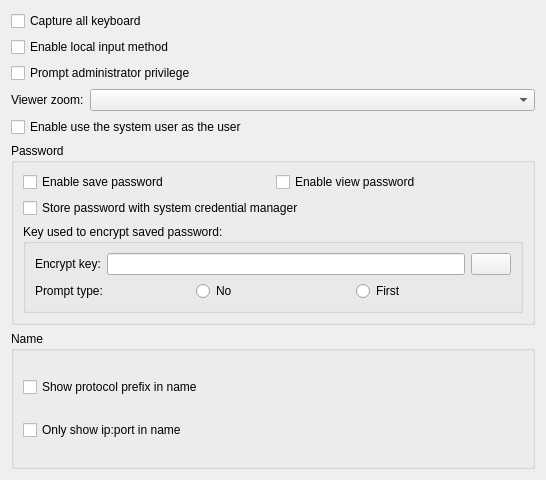
Qt form Src/ParameterCompone/ParameterPluginUI.ui (KangLin/RabbitRemoteControl) before a commit.
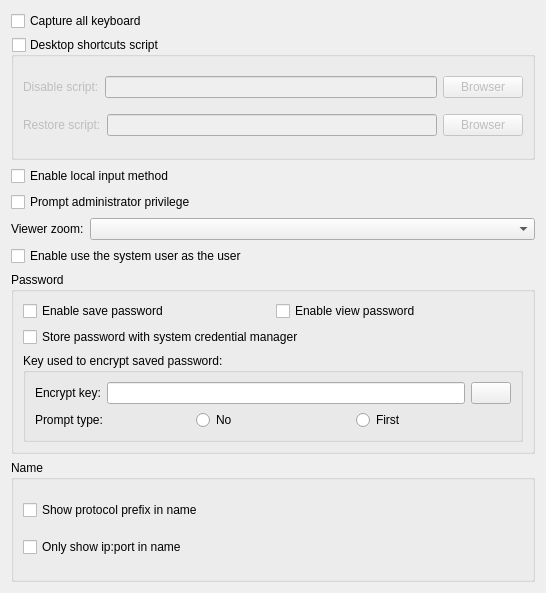
The same form after that commit. Icons and pictures are not drawn.

Commit message: Plugin: refactor hook

Patch:
```diff
--- a/Src/ParameterCompone/ParameterPluginUI.ui
+++ b/Src/ParameterCompone/ParameterPluginUI.ui
@@ -7,28 +7,14 @@
     <x>0</x>
     <y>0</y>
     <width>546</width>
-    <height>480</height>
+    <height>593</height>
    </rect>
   </property>
   <property name="windowTitle">
    <string>Plugin</string>
   </property>
   <layout class="QGridLayout" name="gridLayout">
-   <item row="0" column="0">
-    <widget class="QCheckBox" name="cbCaptureAllKeyboard">
-     <property name="text">
-      <string>Capture all keyboard</string>
-     </property>
-    </widget>
-   </item>
-   <item row="4" column="0">
-    <widget class="QCheckBox" name="cbEnableUserName">
-     <property name="text">
-      <string>Enable use the system user as the user</string>
-     </property>
-    </widget>
-   </item>
-   <item row="5" column="0">
+   <item row="6" column="0">
     <widget class="QGroupBox" name="groupBox">
      <property name="title">
       <string>Password</string>
@@ -145,7 +131,51 @@
      </layout>
     </widget>
    </item>
-   <item row="3" column="0">
+   <item row="8" column="0">
+    <widget class="QGroupBox" name="groupBox_2">
+     <property name="title">
+      <string>Name</string>
+     </property>
+     <layout class="QGridLayout" name="gridLayout_4">
+      <item row="0" column="0">
+       <widget class="QCheckBox" name="cbShowPrefix">
+        <property name="text">
+         <string>Show protocol prefix in name</string>
+        </property>
+       </widget>
+      </item>
+      <item row="1" column="0">
+       <widget class="QCheckBox" name="cbShowIPPort">
+        <property name="text">
+         <string>Only show ip:port in name</string>
+        </property>
+       </widget>
+      </item>
+     </layout>
+    </widget>
+   </item>
+   <item row="0" column="0">
+    <widget class="QCheckBox" name="cbCaptureAllKeyboard">
+     <property name="text">
+      <string>Capture all keyboard</string>
+     </property>
+    </widget>
+   </item>
+   <item row="5" column="0">
+    <widget class="QCheckBox" name="cbEnableUserName">
+     <property name="text">
+      <string>Enable use the system user as the user</string>
+     </property>
+    </widget>
+   </item>
+   <item row="2" column="0">
+    <widget class="QCheckBox" name="cbEnableLocalInputMethod">
+     <property name="text">
+      <string>Enable local input method</string>
+     </property>
+    </widget>
+   </item>
+   <item row="4" column="0">
     <layout class="QHBoxLayout" name="horizontalLayout">
      <item>
       <widget class="QLabel" name="label">
@@ -172,43 +202,70 @@
      </item>
     </layout>
    </item>
-   <item row="2" column="0">
+   <item row="1" column="0">
+    <widget class="QGroupBox" name="gpDesktopShortcutsSctipt">
+     <property name="title">
+      <string>Desktop shortcuts script</string>
+     </property>
+     <property name="checkable">
+      <bool>true</bool>
+     </property>
+     <property name="checked">
+      <bool>false</bool>
+     </property>
+     <layout class="QGridLayout" name="gridLayout_5">
+      <item row="0" column="0">
+       <layout class="QHBoxLayout" name="horizontalLayout_4">
+        <item>
+         <widget class="QLabel" name="label_4">
+          <property name="text">
+           <string>Disable script:</string>
+          </property>
+         </widget>
+        </item>
+        <item>
+         <widget class="QLineEdit" name="leDesktopShortcutsDisableScript"/>
+        </item>
+        <item>
+         <widget class="QPushButton" name="pbDesktopShortcutsDisable">
+          <property name="text">
+           <string>Browser</string>
+          </property>
+         </widget>
+        </item>
+       </layout>
+      </item>
+      <item row="1" column="0">
+       <layout class="QHBoxLayout" name="horizontalLayout_6">
+        <item>
+         <widget class="QLabel" name="label_5">
+          <property name="text">
+           <string>Restore script:</string>
+          </property>
+         </widget>
+        </item>
+        <item>
+         <widget class="QLineEdit" name="leDesktopShortcutsRestoreScript"/>
+        </item>
+        <item>
+         <widget class="QPushButton" name="pbDesktopShortcutsRestore">
+          <property name="text">
+           <string>Browser</string>
+          </property>
+         </widget>
+        </item>
+       </layout>
+      </item>
+     </layout>
+    </widget>
+   </item>
+   <item row="3" column="0">
     <widget class="QCheckBox" name="cbPromptAdminPrivilege">
      <property name="text">
       <string>Prompt administrator privilege</string>
      </property>
     </widget>
    </item>
-   <item row="7" column="0">
-    <widget class="QGroupBox" name="groupBox_2">
-     <property name="title">
-      <string>Name</string>
-     </property>
-     <layout class="QGridLayout" name="gridLayout_4">
-      <item row="0" column="0">
-       <widget class="QCheckBox" name="cbShowPrefix">
-        <property name="text">
-         <string>Show protocol prefix in name</string>
-        </property>
-       </widget>
-      </item>
-      <item row="1" column="0">
-       <widget class="QCheckBox" name="cbShowIPPort">
-        <property name="text">
-         <string>Only show ip:port in name</string>
-        </property>
-       </widget>
-      </item>
-     </layout>
-    </widget>
-   </item>
-   <item row="1" column="0">
-    <widget class="QCheckBox" name="cbEnableLocalInputMethod">
-     <property name="text">
-      <string>Enable local input method</string>
-     </property>
-    </widget>
-   </item>
   </layout>
  </widget>
  <tabstops>
```
The commit also changes 17 other files.
